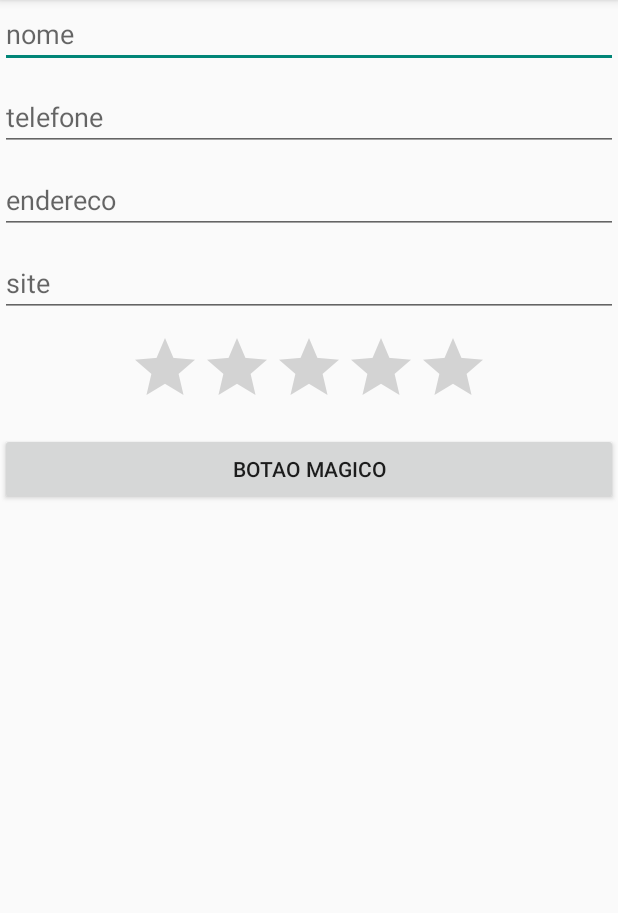
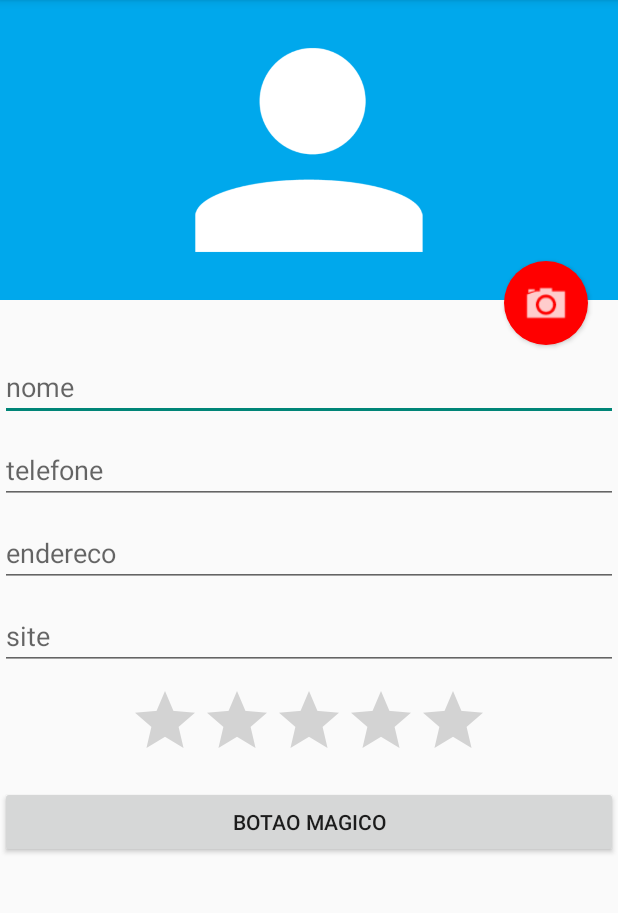
Before and after one commit to hiroinamine/android-crud, an Android app: the FormularioActivity screen opened directly, with no data from a screen before it, on a phone screen of 412 x 824 dp, the part 84-997 px from its top. Run offline under Robolectric (Android 15) with nearby library versions, the phone set to English and light mode, and no system bars.

Commit message:
interacao entre apps/acesso a camera/retorno da activity

```diff
--- a/app/src/main/AndroidManifest.xml
+++ b/app/src/main/AndroidManifest.xml
@@ -20,6 +20,10 @@
             android:label="@string/title_activity_formulario" >
 
         </activity>
+
     </application>
 
+    <uses-permission android:name="android.permission.CALL_PHONE"></uses-permission>
+    <uses-permission android:name="android.permission.WRITE_EXTERNAL_STORAGE"></uses-permission>
+
 </manifest>
--- a/app/src/main/java/br/com/caelum/cadastro/FormularioActivity.java
+++ b/app/src/main/java/br/com/caelum/cadastro/FormularioActivity.java
@@ -1,13 +1,17 @@
 package br.com.caelum.cadastro;
 
+import android.app.Activity;
 import android.content.Intent;
+import android.net.Uri;
+import android.provider.MediaStore;
 import android.support.v7.app.ActionBarActivity;
 import android.os.Bundle;
-import android.util.Log;
 import android.view.Menu;
 import android.view.MenuItem;
 import android.view.View;
 import android.widget.Button;
+
+import java.io.File;
 
 import br.com.caelum.cadastro.dao.AlunoDAO;
 import br.com.caelum.cadastro.modelo.Aluno;
@@ -16,6 +20,11 @@ import br.com.caelum.cadastro.modelo.Aluno;
 public class FormularioActivity extends ActionBarActivity {
 
     public static final String ALUNO_SELECIONADO = "alunoSelecionado";
+    public static final int TIRA_FOTO = 100;
+
+    private FormularioHelper helper;
+    private AlunoDAO dao;
+    private String localArquivoFoto;
 
     @Override
     protected void onCreate(Bundle savedInstanceState) {
@@ -23,6 +32,19 @@ public class FormularioActivity extends ActionBarActivity {
         setContentView(R.layout.activity_formulario);
 
         this.helper = new FormularioHelper(this);
+
+        Button tiraFoto = helper.getFotoButton();
+        tiraFoto.setOnClickListener(new View.OnClickListener() {
+            @Override
+            public void onClick(View v) {
+                // CUIDADO: verificar se tem sd card, esta montado, tem espaco ....
+                localArquivoFoto = getExternalFilesDir(null) + "/" + System.currentTimeMillis() + ".jpg";
+                File arquivo = new File(localArquivoFoto);
+                Intent intentCamera = new Intent(MediaStore.ACTION_IMAGE_CAPTURE);
+                intentCamera.putExtra(MediaStore.EXTRA_OUTPUT, Uri.fromFile(arquivo));
+                startActivityForResult(intentCamera, TIRA_FOTO);
+            }
+        });
 
         Intent intent = getIntent();
         Aluno alunoSelecionado = (Aluno) intent.getSerializableExtra(ALUNO_SELECIONADO);
@@ -40,6 +62,19 @@ public class FormularioActivity extends ActionBarActivity {
                 //finish();
             }
         });
+    }
+
+    @Override
+    protected void onActivityResult(int requestCode, int resultCode, Intent data) {
+        if (requestCode == TIRA_FOTO){
+            if (resultCode == Activity.RESULT_OK){
+                helper.carregaImagem(this.localArquivoFoto);
+            }
+            else
+            {
+                this.localArquivoFoto = null;
+            }
+        }
     }
 
 
@@ -81,6 +116,5 @@ public class FormularioActivity extends ActionBarActivity {
         }
     }
 
-    private FormularioHelper helper;
-    private AlunoDAO dao;
+
 }
--- a/app/src/main/java/br/com/caelum/cadastro/FormularioHelper.java
+++ b/app/src/main/java/br/com/caelum/cadastro/FormularioHelper.java
@@ -1,7 +1,11 @@
 package br.com.caelum.cadastro;
 
 import android.app.Activity;
+import android.graphics.Bitmap;
+import android.graphics.BitmapFactory;
+import android.widget.Button;
 import android.widget.EditText;
+import android.widget.ImageView;
 import android.widget.RatingBar;
 
 import java.lang.reflect.Method;
@@ -47,6 +51,20 @@ public class FormularioHelper {
         this.site = (EditText) activity.findViewById(R.id.formulario_site);
         this.nota = (RatingBar) activity.findViewById(R.id.formulario_nota);
         this.endereco = (EditText) activity.findViewById(R.id.formulario_endereco);
+        this.foto = (ImageView) activity.findViewById(R.id.formulario_foto);
+        this.fotoButton = (Button) activity.findViewById(R.id.formulario_foto_botao);
+    }
+
+    public Button getFotoButton(){
+        return fotoButton;
+    }
+
+    public void carregaImagem(String localArquivoFoto){
+        Bitmap imagemFoto = BitmapFactory.decodeFile(localArquivoFoto);
+        Bitmap imagemFotoReduzida = Bitmap.createScaledBitmap(imagemFoto, imagemFoto.getWidth(), 300, true);
+        foto.setImageBitmap(imagemFotoReduzida);
+        foto.setTag(localArquivoFoto);
+        foto.setScaleType(ImageView.ScaleType.FIT_XY);
     }
 
     public Aluno pegaAlunoDoFormulario(){
@@ -56,7 +74,7 @@ public class FormularioHelper {
         aluno.setSite(site.getText().toString());
         aluno.setNota(Double.valueOf(nota.getProgress()));
         aluno.setEndereco(endereco.getText().toString());
-
+        aluno.setCaminhoFoto((String)foto.getTag());
         return this.aluno;
     }
 
@@ -87,6 +105,9 @@ public class FormularioHelper {
         this.site.setText(aluno.getSite());
         this.nota.setProgress(aluno.getNota().intValue());
         this.endereco.setText(aluno.getEndereco());
+
+        if (aluno.getCaminhoFoto() != null)
+            carregaImagem(aluno.getCaminhoFoto());
     }
 
 
@@ -105,4 +126,6 @@ public class FormularioHelper {
     private EditText site;
     private RatingBar nota;
     private EditText endereco;
+    private ImageView foto;
+    private Button fotoButton;
 }
--- a/app/src/main/java/br/com/caelum/cadastro/dao/AlunoDAO.java
+++ b/app/src/main/java/br/com/caelum/cadastro/dao/AlunoDAO.java
@@ -17,7 +17,7 @@ import br.com.caelum.cadastro.modelo.Aluno;
  */
 public class AlunoDAO extends SQLiteOpenHelper {
 
-    private static final int VERSAO = 1;
+    private static final int VERSAO = 2;
     private static final String TABELA = "Alunos";
     private static final String DATABASE = "CadastroCaelum";
 
@@ -32,6 +32,7 @@ public class AlunoDAO extends SQLiteOpenHelper {
                 + " telefone TEXT, "
                 + " endereco TEXT, "
                 + " site TEXT, "
+                + " caminhoFoto TEXT, "
                 + " nota REAL);";
         database.execSQL(ddl);
     }
@@ -56,6 +57,7 @@ public class AlunoDAO extends SQLiteOpenHelper {
             aluno.setEndereco(c.getString(c.getColumnIndex("endereco")));
             aluno.setSite(c.getString(c.getColumnIndex("site")));
             aluno.setTelefone(c.getString(c.getColumnIndex("telefone")));
+            aluno.setCaminhoFoto(c.getString(c.getColumnIndex("caminhoFoto")));
             aluno.setNota(c.getDouble(c.getColumnIndex("nota")));
 
             alunos.add(aluno);
@@ -78,6 +80,7 @@ public class AlunoDAO extends SQLiteOpenHelper {
         values.put("telefone", aluno.getTelefone());
         values.put("nota", aluno.getNota());
         values.put("endereco", aluno.getEndereco());
+        values.put("caminhoFoto", aluno.getCaminhoFoto());
 
         if (aluno.getId() == null) {
             long row_id = getWritableDatabase().insert(TABELA, null, values);
--- /dev/null
+++ b/app/src/main/res/drawable/formulario_foto_button.xml
@@ -0,0 +1,13 @@
+<?xml version="1.0" encoding="utf-8"?>
+<layer-list xmlns:android="http://schemas.android.com/apk/res/android">
+    <item>
+        <shape android:shape="oval">
+            <solid android:color="#FF0000"></solid>
+            <padding android:bottom="10dp"
+                android:left="10dp"
+                android:right="10dp"
+                android:top="10dp" ></padding>
+        </shape>
+    </item>
+    <item android:drawable="@drawable/ic_camera"></item>
+</layer-list>
--- a/app/src/main/res/layout/activity_formulario.xml
+++ b/app/src/main/res/layout/activity_formulario.xml
@@ -5,6 +5,35 @@
     <LinearLayout
         android:layout_width="match_parent"
         android:layout_height="match_parent" android:orientation="vertical">
+
+
+
+        <RelativeLayout
+            android:layout_width="wrap_content"
+            android:layout_height="235dp">
+
+            <ImageView
+                android:id="@+id/formulario_foto"
+                android:src="@drawable/person"
+                android:layout_width="match_parent"
+                android:background="#00A8EC"
+                android:layout_height="200dp" />
+
+            <Button android:id="@+id/formulario_foto_botao"
+                android:layout_width="56dp"
+                android:layout_height="56dp"
+                android:layout_alignParentBottom="true"
+                android:layout_alignParentRight="true"
+                android:layout_marginBottom="5dp"
+                android:layout_marginRight="20dp"
+                android:elevation="5dp"
+                android:gravity="center"
+                android:textColor="#FFFFFF"
+                android:textSize="20sp"
+                android:background="@drawable/formulario_foto_button"/>
+
+        </RelativeLayout>
+
 
         <EditText android:id="@+id/formulario_nome"
             android:layout_width="match_parent"
```
Also changed, not shown: app/src/main/java/br/com/caelum/cadastro/ListaAlunosActivity.java (+26 -4 lines), app/src/main/java/br/com/caelum/cadastro/modelo/Aluno.java (+10 -0 lines), 1 other file.
